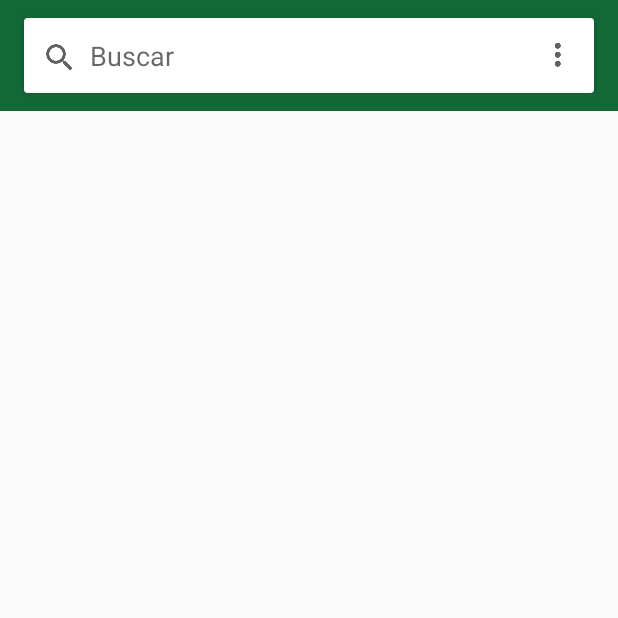
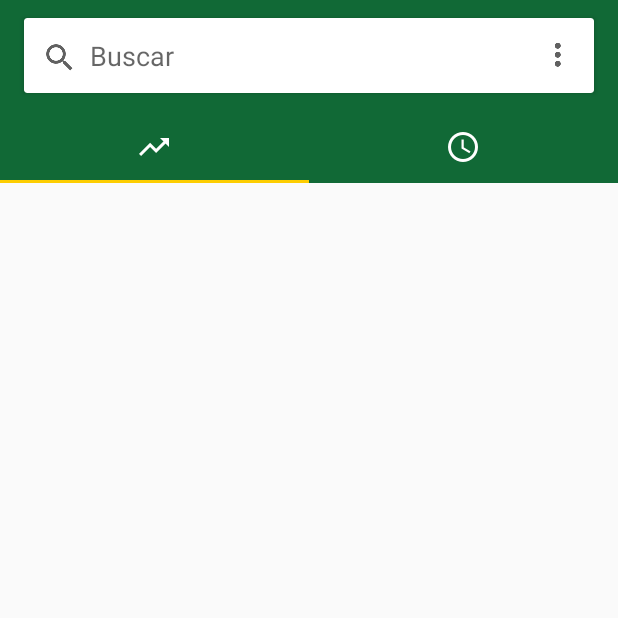
Before and after one commit to rodrigo98rm/prorepufabc, an Android app: the screen it shows after launch once a user with an empty profile is signed in (HomeActivity), on a phone screen of 412 x 824 dp, the top half of it. Run offline under Robolectric (Android 15) with nearby library versions, the light colour scheme and no system bars; our stand-ins replace Firebase (no records; nobody signed in at launch, a user with empty details on screens opened directly).

Commit message:
Tab bar on Home Activity

```diff
--- a/app/src/main/res/layout/activity_home.xml
+++ b/app/src/main/res/layout/activity_home.xml
@@ -7,6 +7,7 @@
     tools:context=".Activities.HomeActivity">
 
     <androidx.appcompat.widget.Toolbar
+        android:id="@+id/toolbar"
         android:layout_width="match_parent"
         android:layout_height="wrap_content"
         android:background="@color/colorPrimary"
@@ -17,51 +18,67 @@
         <androidx.cardview.widget.CardView
             android:layout_width="match_parent"
             android:layout_height="wrap_content"
+            android:layout_marginTop="12dp"
             android:layout_marginEnd="16dp"
             android:layout_marginRight="16dp"
-        android:layout_marginBottom="12dp"
-        android:layout_marginTop="12dp">
+            android:layout_marginBottom="12dp">
 
             <LinearLayout
                 android:layout_width="match_parent"
                 android:layout_height="wrap_content"
+                android:gravity="center_vertical"
                 android:orientation="horizontal"
-            android:padding="12dp"
-            android:gravity="center_vertical"
-            >
+                android:padding="12dp">
 
                 <ImageView
                     android:layout_width="wrap_content"
                     android:layout_height="wrap_content"
+                    android:layout_marginTop="2dp"
                     android:scaleType="centerCrop"
                     android:tint="#616161"
-                android:layout_marginTop="2dp"
                     app:srcCompat="@drawable/ic_search" />
 
                 <EditText
                     android:layout_width="0dp"
+                    android:layout_height="wrap_content"
+                    android:layout_marginStart="8dp"
+                    android:layout_marginLeft="8dp"
                     android:layout_weight="1"
-                android:layout_marginLeft="8dp"
-                android:layout_marginStart="8dp"
-                android:layout_height="wrap_content"
                     android:background="@android:color/transparent"
-                android:hint="Buscar"
-            />
+                    android:hint="Buscar" />
 
                 <ImageButton
                     android:layout_width="wrap_content"
                     android:layout_height="wrap_content"
+                    android:background="@android:color/transparent"
                     android:scaleType="centerCrop"
                     android:tint="#616161"
-                android:background="@android:color/transparent"
                     app:srcCompat="@drawable/ic_menu" />
 
             </LinearLayout>
-
-
 
         </androidx.cardview.widget.CardView>
 
     </androidx.appcompat.widget.Toolbar>
 
+    <com.google.android.material.tabs.TabLayout
+        android:layout_width="match_parent"
+        android:layout_height="wrap_content"
+        app:layout_constraintEnd_toEndOf="parent"
+        app:layout_constraintStart_toStartOf="parent"
+        android:background="@color/colorPrimary"
+        app:layout_constraintTop_toBottomOf="@+id/toolbar">
+
+        <com.google.android.material.tabs.TabItem
+            android:icon="@drawable/ic_trending"
+            android:layout_height="wrap_content"
+            android:layout_width="wrap_content" />
+        <com.google.android.material.tabs.TabItem
+            android:layout_height="wrap_content"
+            android:layout_width="wrap_content"
+            android:icon="@drawable/ic_clock" />
+
+
+    </com.google.android.material.tabs.TabLayout>
+
 </androidx.constraintlayout.widget.ConstraintLayout>
```
Also changed, not shown: app/src/main/res/drawable-hdpi/ic_clock.png (added), app/src/main/res/drawable-hdpi/ic_trending.png (added), app/src/main/res/drawable-mdpi/ic_clock.png (added), app/src/main/res/drawable-mdpi/ic_trending.png (added), app/src/main/res/drawable-xhdpi/ic_clock.png (added), app/src/main/res/drawable-xhdpi/ic_trending.png (added), app/src/main/res/drawable-xxhdpi/ic_clock.png (added), app/src/main/res/drawable-xxhdpi/ic_trending.png (added). Lines whose indentation alone changed are shown as unchanged.
